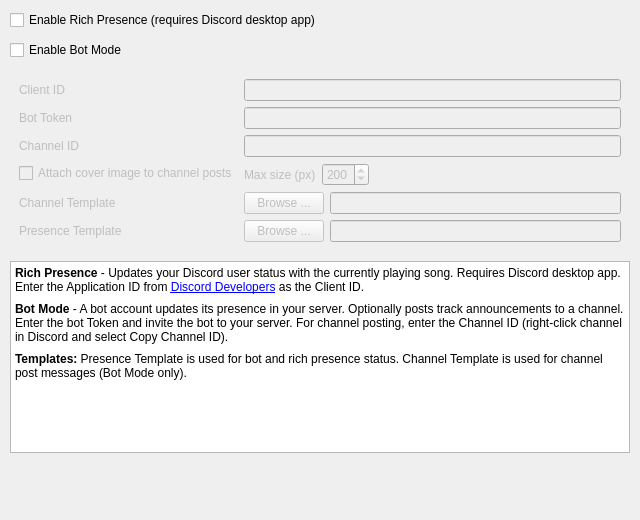
Before: the Qt Designer form nowplaying/resources/ui/discordbot.ui in whatsnowplaying/whats-now-playing, drawn with Qt 5.
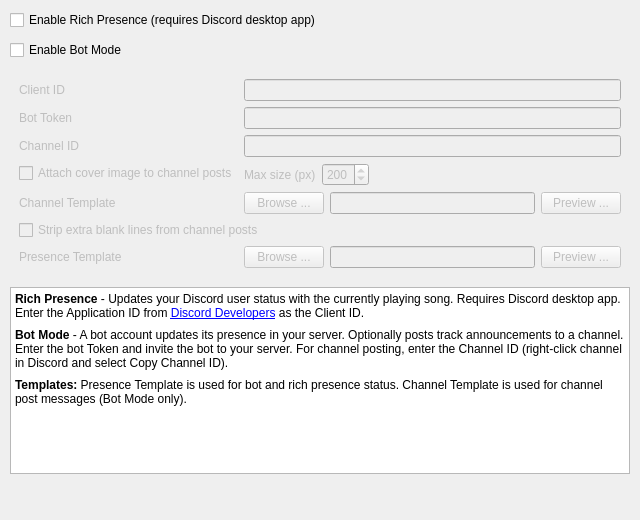
After: the same form once the commit is applied.

What changed in the file:
```diff
--- a/nowplaying/resources/ui/discordbot.ui
+++ b/nowplaying/resources/ui/discordbot.ui
@@ -185,9 +185,29 @@
           </property>
          </widget>
         </item>
+        <item>
+         <widget class="QPushButton" name="channel_template_preview_button">
+          <property name="enabled">
+           <bool>false</bool>
+          </property>
+          <property name="text">
+           <string>Preview ...</string>
+          </property>
+         </widget>
+        </item>
        </layout>
       </item>
-      <item row="5" column="0">
+      <item row="5" column="0" colspan="2">
+       <widget class="QCheckBox" name="channel_strip_extra_lines_checkbox">
+        <property name="enabled">
+         <bool>false</bool>
+        </property>
+        <property name="text">
+         <string>Strip extra blank lines from channel posts</string>
+        </property>
+       </widget>
+      </item>
+      <item row="6" column="0">
        <widget class="QLabel" name="template_label">
         <property name="enabled">
          <bool>false</bool>
@@ -197,7 +217,7 @@
         </property>
        </widget>
       </item>
-      <item row="5" column="1">
+      <item row="6" column="1">
        <layout class="QHBoxLayout" name="template_layout">
         <item>
          <widget class="QPushButton" name="template_button">
@@ -216,6 +236,16 @@
           </property>
          </widget>
         </item>
+        <item>
+         <widget class="QPushButton" name="template_preview_button">
+          <property name="enabled">
+           <bool>false</bool>
+          </property>
+          <property name="text">
+           <string>Preview ...</string>
+          </property>
+         </widget>
+        </item>
        </layout>
       </item>
      </layout>
```
